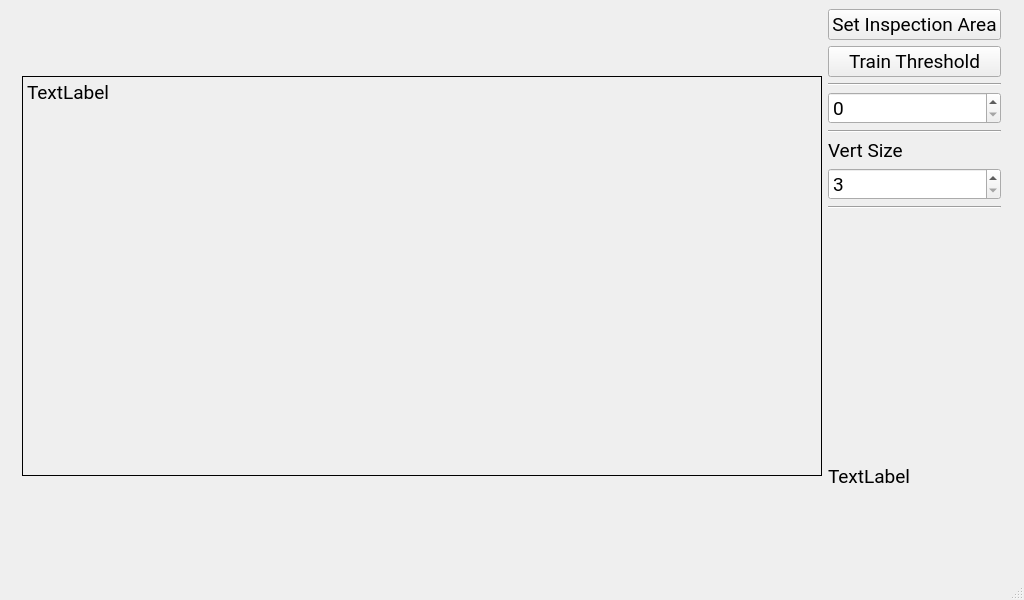
Old version of the form UI/mainwindow.ui in the repository abikemechanic/SC_VisionInspection.
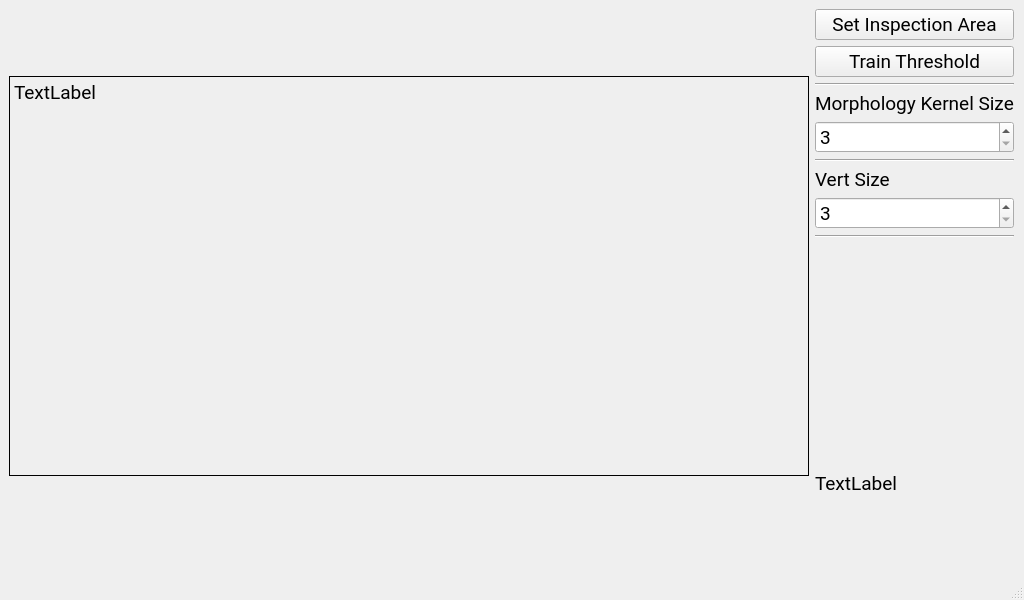
New version of the form.

```diff
--- a/UI/mainwindow.ui
+++ b/UI/mainwindow.ui
@@ -105,7 +105,21 @@
          </widget>
         </item>
         <item>
-         <widget class="QSpinBox" name="spinBox_ThresholdValue"/>
+         <widget class="QLabel" name="label_2">
+          <property name="text">
+           <string>Morphology Kernel Size</string>
+          </property>
+         </widget>
+        </item>
+        <item>
+         <widget class="QSpinBox" name="spinBox_ThresholdValue">
+          <property name="minimum">
+           <number>3</number>
+          </property>
+          <property name="singleStep">
+           <number>2</number>
+          </property>
+         </widget>
         </item>
         <item>
          <widget class="Line" name="line">
@@ -127,7 +141,10 @@
            <number>3</number>
           </property>
           <property name="maximum">
-           <number>15</number>
+           <number>300</number>
+          </property>
+          <property name="singleStep">
+           <number>2</number>
           </property>
          </widget>
         </item>
```
